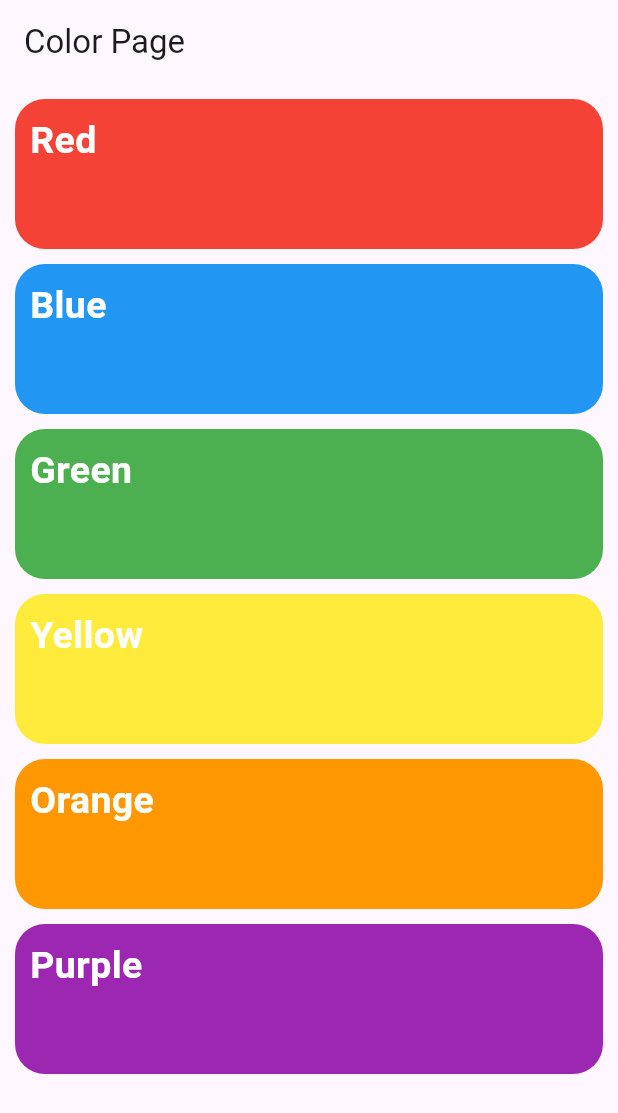
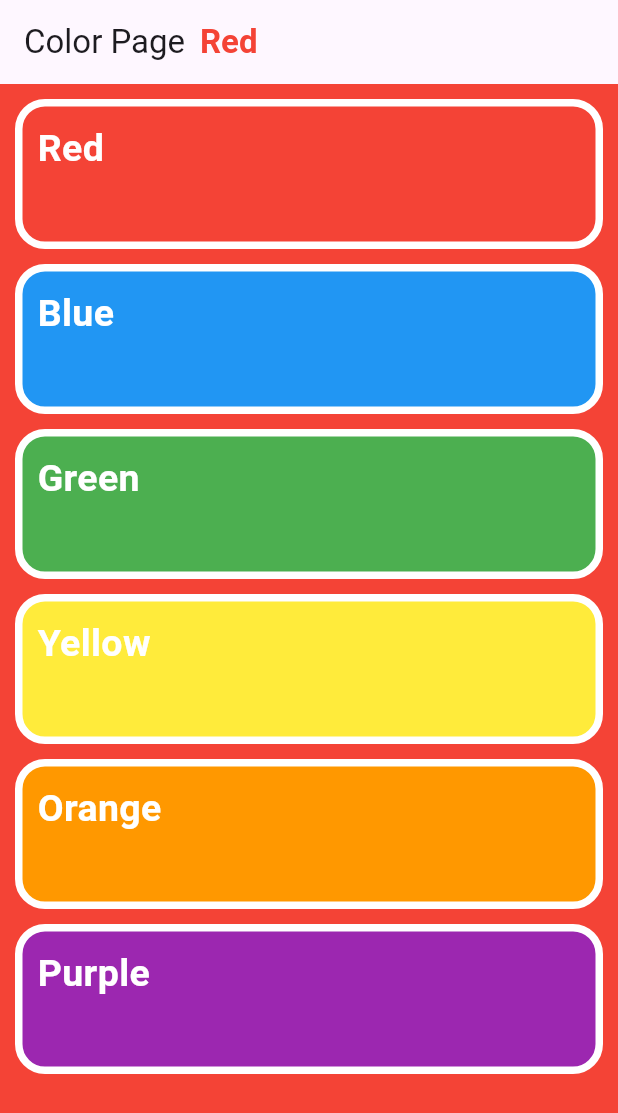
Before and after one commit to rahul-velocis/provider_demo, a Flutter app: the screen it shows after launch, after a tap on "Red", on a phone screen of 412 x 824 dp. Shown: the top 1113 px of the screen. Run offline on Flutter 3.47's test engine with Material 3 defaults, Android fonts, the phone set to English and light mode, and no system bars.

Commit message:
Color provider updated with color and colorName

```diff
--- a/lib/pages/color_page.dart
+++ b/lib/pages/color_page.dart
@@ -1,5 +1,7 @@
 import 'package:flutter/material.dart';
+import 'package:provider/provider.dart';
 import 'package:provider_demo/constants/color_constants.dart';
+import 'package:provider_demo/provider/color_provider.dart';
 
 class ColorPage extends StatelessWidget {
   const ColorPage({super.key});
@@ -26,26 +28,46 @@ class ColorPage extends StatelessWidget {
   @override
   Widget build(BuildContext context) {
     return Scaffold(
-      appBar: AppBar(title: Text('Color Page')),
+      appBar: AppBar(
+        title: Row(
+          spacing: 10,
+          children: [
+            Text('Color Page'),
+            Text(
+              context.watch<ColorProvider>().colorName,
+              style: TextStyle(
+                color: context.watch<ColorProvider>().color,
+                fontWeight: FontWeight.bold,
+              ),
+            ),
+          ],
+        ),
+      ),
+      backgroundColor: context.watch<ColorProvider>().color,
       body: ListView.builder(
         padding: EdgeInsets.symmetric(horizontal: 10, vertical: 10),
         itemCount: ColorConstants.colorNames.length,
         itemBuilder: (context, index) {
-          final color = ColorConstants.colorNames[index];
+          final colorName = ColorConstants.colorNames[index];
+          final color = getColor(colorName);
           return InkWell(
-            onTap: () {},
+            onTap: () {
+              context.read<ColorProvider>().setColor(color);
+              context.read<ColorProvider>().setColorName(colorName);
+            },
             child: Container(
               decoration: BoxDecoration(
-                color: getColor(color),
+                color: color,
 
                 borderRadius: BorderRadius.circular(20),
+                border: BoxBorder.all(color: Colors.white, width: 5),
               ),
               padding: EdgeInsets.all(10),
               margin: EdgeInsets.only(bottom: 10),
               width: MediaQuery.sizeOf(context).width * 0.8,
               height: 100,
               child: Text(
-                color,
+                colorName,
                 style: TextStyle(
                   color: Colors.white,
                   fontSize: 25,
--- a/lib/provider/color_provider.dart
+++ b/lib/provider/color_provider.dart
@@ -1,11 +1,21 @@
 import 'package:flutter/material.dart';
 
 class ColorProvider with ChangeNotifier {
+  //colors
   Color _color = Colors.grey;
 
   Color get color => _color;
 
   void setColor(Color color) {
     _color = color;
+    notifyListeners();
+  }
+
+  //Color Name
+  String _colorName = 'Grey';
+  String get colorName => _colorName;
+
+  void setColorName(String newColorName) {
+    _colorName = newColorName;
   }
 }
```
